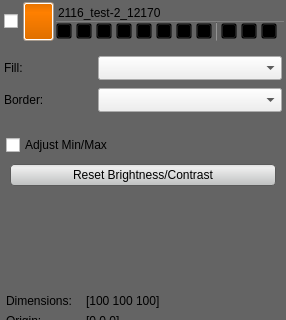
Old version of the form src/Interface/Application/LayerWidget.ui in the repository rblake/seg3d2; both pictures show x 0 to 286 and y 0 to 320 of the 286 by 618 pixel window.
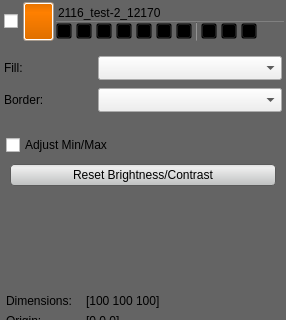
New version of the form. Icons and pictures are not drawn. Custom widgets are drawn as their Qt base class.

Commit message: More UI tweaks for the provenance dock widget.

Diff of the .ui file:
```diff
--- a/src/Interface/Application/LayerWidget.ui
+++ b/src/Interface/Application/LayerWidget.ui
@@ -683,41 +683,6 @@
                     </property>
                    </widget>
                   </item>
-                  <item>
-                   <widget class="QToolButton" name="provenance_button_">
-                    <property name="minimumSize">
-                     <size>
-                      <width>16</width>
-                      <height>16</height>
-                     </size>
-                    </property>
-                    <property name="maximumSize">
-                     <size>
-                      <width>16</width>
-                      <height>16</height>
-                     </size>
-                    </property>
-                    <property name="contextMenuPolicy">
-                     <enum>Qt::NoContextMenu</enum>
-                    </property>
-                    <property name="toolTip">
-                     <string>Show provenance trail of this layer</string>
-                    </property>
-                    <property name="text">
-                     <string>...</string>
-                    </property>
-                    <property name="icon">
-                     <iconset resource="../../Resources/QtResources.qrc">
-                      <normaloff>:/Images/ProvenanceOff.png</normaloff>:/Images/ProvenanceOff.png</iconset>
-                    </property>
-                    <property name="iconSize">
-                     <size>
-                      <width>18</width>
-                      <height>18</height>
-                     </size>
-                    </property>
-                   </widget>
-                  </item>
                   <item>
                    <widget class="Line" name="iso_control_separator_line_">
                     <property name="minimumSize">
```
The commit also changes 10 other files.
